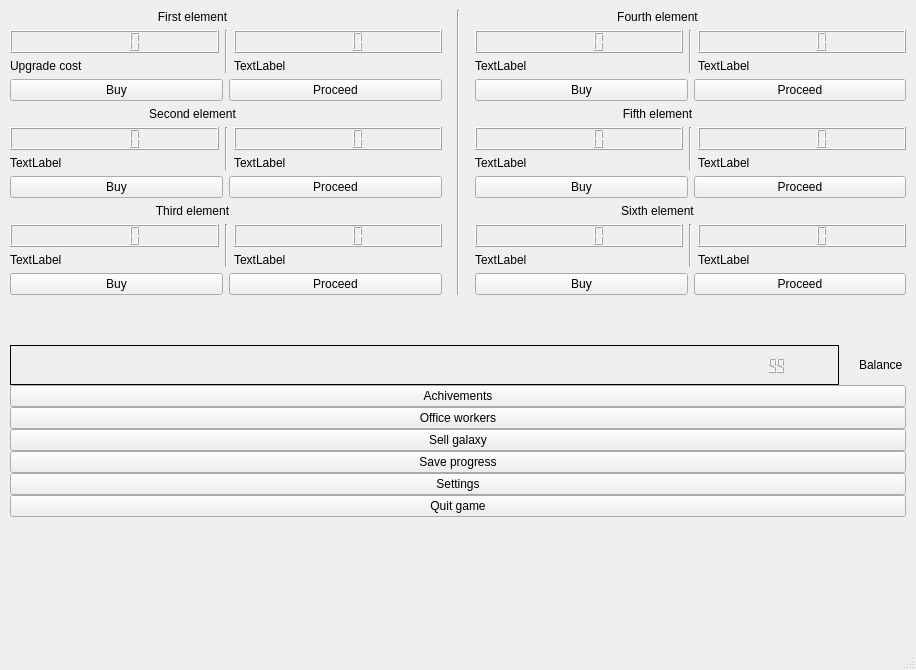
Above: main_window_design.ui from Bob-Jacka/Project-clicker before the change. Below: the same form after it.
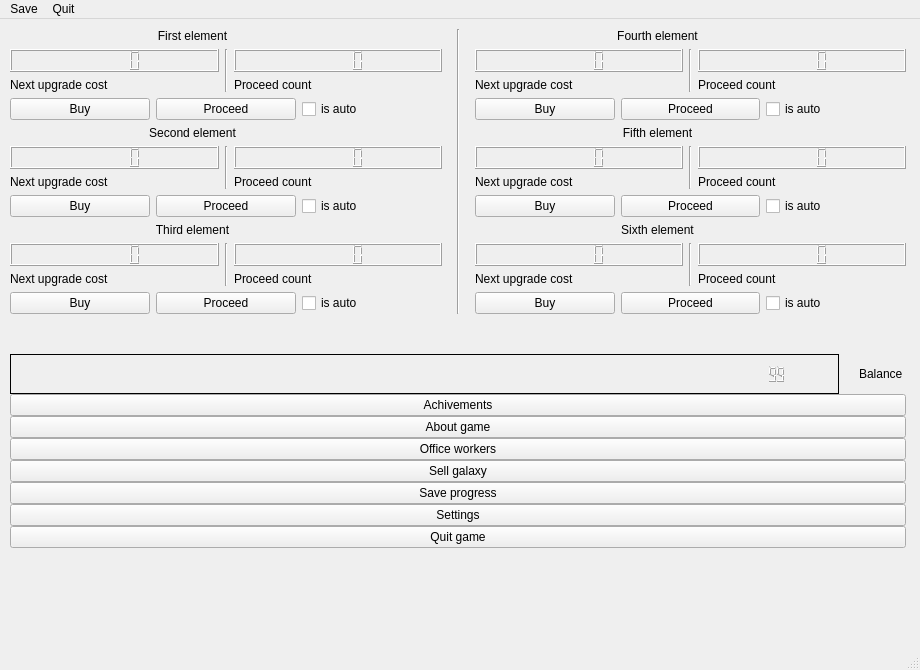
That is the form after the change.

Commit message: Game underconstruct, add dynamic ui

```diff
--- a/main_window_design.ui
+++ b/main_window_design.ui
@@ -6,7 +6,7 @@
    <rect>
     <x>0</x>
     <y>0</y>
-    <width>916</width>
+                <width>920</width>
     <height>670</height>
    </rect>
   </property>
@@ -16,6 +16,18 @@
     <verstretch>0</verstretch>
    </sizepolicy>
   </property>
+        <property name="minimumSize">
+            <size>
+                <width>920</width>
+                <height>670</height>
+            </size>
+        </property>
+        <property name="maximumSize">
+            <size>
+                <width>920</width>
+                <height>670</height>
+            </size>
+        </property>
   <property name="windowTitle">
    <string>MainWindow</string>
   </property>
@@ -61,7 +73,7 @@
       <number>0</number>
      </property>
      <property name="verticalSpacing">
-      <number>30</number>
+                        <number>20</number>
      </property>
      <item row="1" column="0">
       <layout class="QHBoxLayout" name="Elements_grid" stretch="0,0,0">
@@ -134,7 +146,7 @@
                <item>
                 <widget class="QLabel" name="label_9">
                  <property name="text">
-                  <string>Upgrade cost</string>
+                                                                        <string>Next upgrade cost</string>
                  </property>
                 </widget>
                </item>
@@ -155,7 +167,7 @@
                <item>
                 <widget class="QLabel" name="count_8">
                  <property name="text">
-                  <string>TextLabel</string>
+                                                                        <string>Proceed count</string>
                  </property>
                 </widget>
                </item>
@@ -182,6 +194,13 @@
                </property>
               </widget>
              </item>
+                                                    <item>
+                                                        <widget class="QCheckBox" name="is_auto_1">
+                                                            <property name="text">
+                                                                <string>is auto</string>
+                                                            </property>
+                                                        </widget>
+                                                    </item>
             </layout>
            </item>
           </layout>
@@ -232,7 +251,7 @@
                <item>
                 <widget class="QLabel" name="label_10">
                  <property name="text">
-                  <string>TextLabel</string>
+                                                                        <string>Next upgrade cost</string>
                  </property>
                 </widget>
                </item>
@@ -253,7 +272,7 @@
                <item>
                 <widget class="QLabel" name="count_9">
                  <property name="text">
-                  <string>TextLabel</string>
+                                                                        <string>Proceed count</string>
                  </property>
                 </widget>
                </item>
@@ -280,6 +299,13 @@
                </property>
               </widget>
              </item>
+                                                    <item>
+                                                        <widget class="QCheckBox" name="is_auto_2">
+                                                            <property name="text">
+                                                                <string>is auto</string>
+                                                            </property>
+                                                        </widget>
+                                                    </item>
             </layout>
            </item>
           </layout>
@@ -330,7 +356,7 @@
                <item>
                 <widget class="QLabel" name="label_5">
                  <property name="text">
-                  <string>TextLabel</string>
+                                                                        <string>Next upgrade cost</string>
                  </property>
                 </widget>
                </item>
@@ -351,7 +377,7 @@
                <item>
                 <widget class="QLabel" name="count_4">
                  <property name="text">
-                  <string>TextLabel</string>
+                                                                        <string>Proceed count</string>
                  </property>
                 </widget>
                </item>
@@ -378,6 +404,13 @@
                </property>
               </widget>
              </item>
+                                                    <item>
+                                                        <widget class="QCheckBox" name="is_auto_3">
+                                                            <property name="text">
+                                                                <string>is auto</string>
+                                                            </property>
+                                                        </widget>
+                                                    </item>
             </layout>
            </item>
           </layout>
@@ -448,7 +481,7 @@
                <item>
                 <widget class="QLabel" name="label_3">
                  <property name="text">
-                  <string>TextLabel</string>
+                                                                        <string>Next upgrade cost</string>
                  </property>
                 </widget>
                </item>
@@ -469,7 +502,7 @@
                <item>
                 <widget class="QLabel" name="count_2">
                  <property name="text">
-                  <string>TextLabel</string>
+                                                                        <string>Proceed count</string>
                  </property>
                 </widget>
                </item>
@@ -496,6 +529,13 @@
                </property>
               </widget>
              </item>
+                                                    <item>
+                                                        <widget class="QCheckBox" name="is_auto_4">
+                                                            <property name="text">
+                                                                <string>is auto</string>
+                                                            </property>
+                                                        </widget>
+                                                    </item>
             </layout>
            </item>
           </layout>
@@ -555,7 +595,7 @@
                <item>
                 <widget class="QLabel" name="label_7">
                  <property name="text">
-                  <string>TextLabel</string>
+                                                                        <string>Next upgrade cost</string>
                  </property>
                 </widget>
                </item>
@@ -576,7 +616,7 @@
                <item>
                 <widget class="QLabel" name="count_6">
                  <property name="text">
-                  <string>TextLabel</string>
+                                                                        <string>Proceed count</string>
                  </property>
                 </widget>
                </item>
@@ -603,6 +643,13 @@
                </property>
               </widget>
              </item>
+                                                    <item>
+                                                        <widget class="QCheckBox" name="is_auto_5">
+                                                            <property name="text">
+                                                                <string>is auto</string>
+                                                            </property>
+                                                        </widget>
+                                                    </item>
             </layout>
            </item>
           </layout>
@@ -653,7 +700,7 @@
                <item>
                 <widget class="QLabel" name="label_6">
                  <property name="text">
-                  <string>TextLabel</string>
+                                                                        <string>Next upgrade cost</string>
                  </property>
                 </widget>
                </item>
@@ -674,7 +721,7 @@
                <item>
                 <widget class="QLabel" name="count_5">
                  <property name="text">
-                  <string>TextLabel</string>
+                                                                        <string>Proceed count</string>
                  </property>
                 </widget>
                </item>
@@ -701,6 +748,13 @@
                </property>
               </widget>
              </item>
+                                                    <item>
+                                                        <widget class="QCheckBox" name="is_auto_6">
+                                                            <property name="text">
+                                                                <string>is auto</string>
+                                                            </property>
+                                                        </widget>
+                                                    </item>
             </layout>
            </item>
           </layout>
@@ -727,7 +781,7 @@
         <set>Qt::AlignmentFlag::AlignJustify|Qt::AlignmentFlag::AlignTop</set>
        </property>
        <property name="horizontalSpacing">
-        <number>6</number>
+                                <number>0</number>
        </property>
        <property name="verticalSpacing">
         <number>0</number>
@@ -744,7 +798,7 @@
        <property name="bottomMargin">
         <number>0</number>
        </property>
-       <item row="3" column="1">
+                            <item row="4" column="1">
         <widget class="QPushButton" name="Sellgalaxy_btn">
          <property name="enabled">
           <bool>true</bool>
@@ -769,14 +823,14 @@
          </property>
         </widget>
        </item>
-       <item row="5" column="1">
+                            <item row="6" column="1">
         <widget class="QPushButton" name="Save_btn">
          <property name="text">
           <string>Save progress</string>
          </property>
         </widget>
        </item>
-       <item row="6" column="1">
+                            <item row="7" column="1">
         <widget class="QPushButton" name="Settings_btn">
          <property name="layoutDirection">
           <enum>Qt::LayoutDirection::LeftToRight</enum>
@@ -786,21 +840,14 @@
          </property>
         </widget>
        </item>
-       <item row="1" column="1">
-        <widget class="QPushButton" name="pushButton">
-         <property name="text">
-          <string>Achivements</string>
-         </property>
-        </widget>
-       </item>
-       <item row="2" column="1">
+                            <item row="3" column="1">
         <widget class="QPushButton" name="pushButton_2">
          <property name="text">
           <string>Office workers</string>
          </property>
         </widget>
        </item>
-       <item row="7" column="1">
+                            <item row="8" column="1">
         <widget class="QPushButton" name="pushButton_5">
          <property name="text">
           <string>Quit game</string>
@@ -862,6 +909,20 @@
          </item>
         </layout>
        </item>
+                            <item row="2" column="1">
+                                <widget class="QPushButton" name="pushButton_3">
+                                    <property name="text">
+                                        <string>About game</string>
+                                    </property>
+                                </widget>
+                            </item>
+                            <item row="1" column="1">
+                                <widget class="QPushButton" name="pushButton">
+                                    <property name="text">
+                                        <string>Achivements</string>
+                                    </property>
+                                </widget>
+                            </item>
       </layout>
      </item>
      <item row="2" column="0">
@@ -885,10 +946,25 @@
     <rect>
      <x>0</x>
      <y>0</y>
-     <width>916</width>
+                    <width>920</width>
      <height>22</height>
     </rect>
    </property>
+            <property name="defaultUp">
+                <bool>false</bool>
+            </property>
+            <widget class="QMenu" name="menuMenu">
+                <property name="title">
+                    <string>Save</string>
+                </property>
+            </widget>
+            <widget class="QMenu" name="menuQuit">
+                <property name="title">
+                    <string>Quit</string>
+                </property>
+            </widget>
+            <addaction name="menuMenu"/>
+            <addaction name="menuQuit"/>
   </widget>
   <widget class="QStatusBar" name="statusbar"/>
  </widget>
```
Left out of the diff: 36 changed lines with no effect on the pictures. Lines whose indentation alone changed are shown as unchanged. The commit also changes 7 other files.
